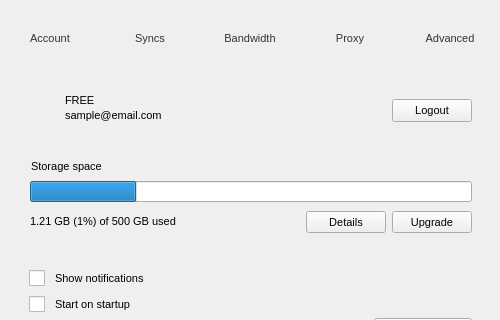
meganz/MEGAsync, file Source/MEGASync/gui/linux/SettingsDialog.ui: the form before one commit; both pictures show x 0 to 500 and y 0 to 320 of the 500 by 533 pixel window.
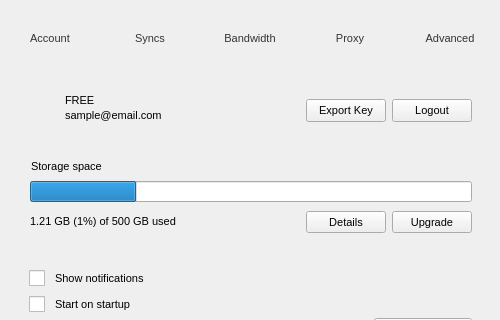
The form after the commit. The open tabs and pages were chosen to show the change. Icons and pictures are not drawn.

Commit message: Support to export master key feature

Patch:
```diff
--- a/Source/MEGASync/gui/linux/SettingsDialog.ui
+++ b/Source/MEGASync/gui/linux/SettingsDialog.ui
@@ -637,7 +637,7 @@
          <property name="flat">
           <bool>true</bool>
          </property>
-         <layout class="QHBoxLayout" name="horizontalLayout_3" stretch="0,0,0">
+         <layout class="QHBoxLayout" name="horizontalLayout_3" stretch="0,0,0,0">
           <property name="spacing">
            <number>6</number>
           </property>
@@ -811,6 +811,31 @@
             </layout>
            </widget>
           </item>
+          <item>
+           <widget class="QPushButton" name="bExportMasterKey">
+            <property name="sizePolicy">
+             <sizepolicy hsizetype="Preferred" vsizetype="Preferred">
+              <horstretch>0</horstretch>
+              <verstretch>0</verstretch>
+             </sizepolicy>
+            </property>
+            <property name="minimumSize">
+             <size>
+              <width>0</width>
+              <height>23</height>
+             </size>
+            </property>
+            <property name="maximumSize">
+             <size>
+              <width>16777215</width>
+              <height>23</height>
+             </size>
+            </property>
+            <property name="text">
+             <string>Export Key</string>
+            </property>
+           </widget>
+          </item>
           <item>
            <widget class="QPushButton" name="bUnlink">
             <property name="sizePolicy">
```
Left out of the diff: 105 changed lines with no effect on the pictures. The commit also changes 4 other files.
